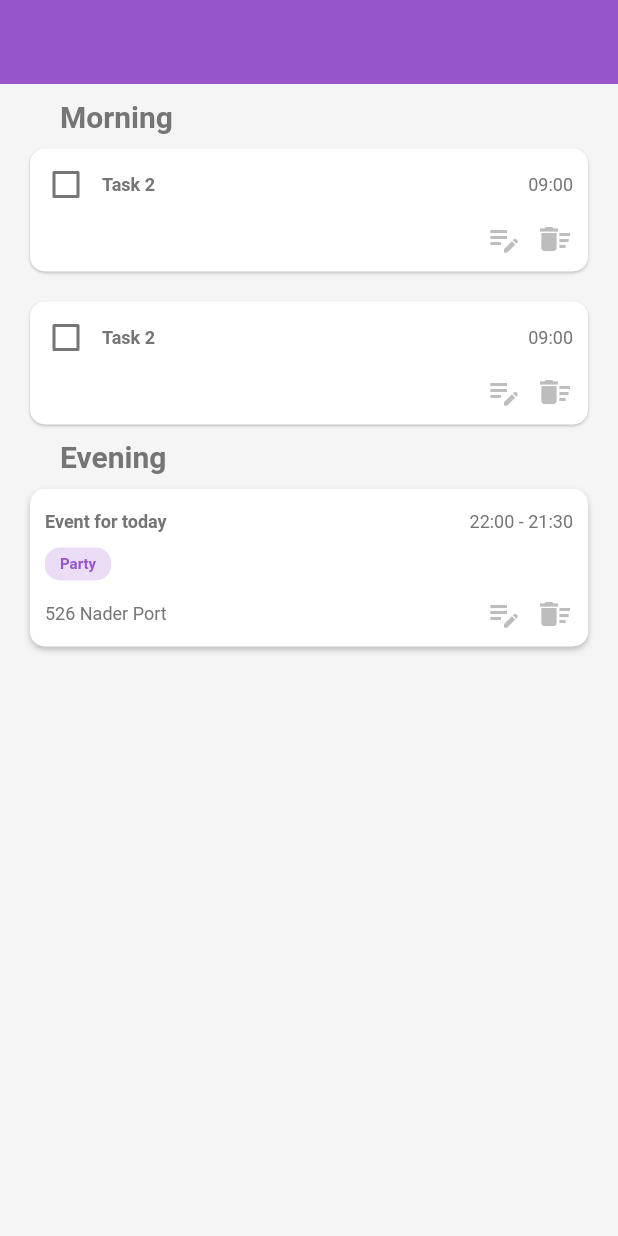
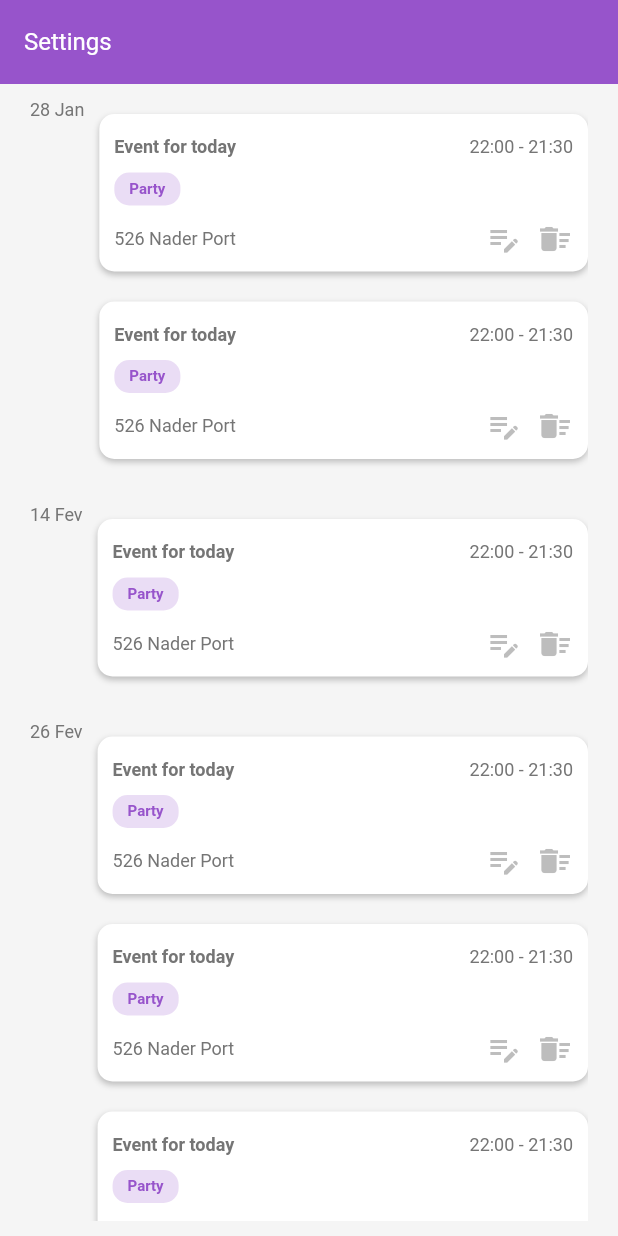
Before and after one commit to Khaniee/calendar_app, a Flutter app: the ScheduledScreen widget shown alone on an empty page, opened directly, on a phone screen of 412 x 824 dp. Run offline on Flutter 3.47's test engine with Material 2 defaults, Android fonts, the phone set to English and light mode, and no system bars; our stand-ins replace sqflite, table_calendar; accounts and stored records are empty.

Commit message:
add scheduled screen

```diff
--- a/lib/bottom_navbar_pages.dart
+++ b/lib/bottom_navbar_pages.dart
@@ -34,6 +34,7 @@ class _BottomNavBarPagesState extends State<BottomNavBarPages> {
       floatingActionButton: FloatingActionButton(
         onPressed: () {},
         child: Icon(Icons.add),
+        backgroundColor: AppColor.primary,
       ),
       floatingActionButtonLocation: FloatingActionButtonLocation.centerDocked,
       bottomNavigationBar: BottomAppBar(
--- a/lib/main.dart
+++ b/lib/main.dart
@@ -13,7 +13,7 @@ class MyApp extends StatelessWidget {
         debugShowCheckedModeBanner: false,
         title: 'Calendar App',
         theme: ThemeData(
-          primarySwatch: Colors.purple,
+          primarySwatch: Colors.deepPurple,
         ),
         home: const BottomNavBarPages());
   }
--- a/lib/screens/scheduled_screen.dart
+++ b/lib/screens/scheduled_screen.dart
@@ -10,38 +10,76 @@ class ScheduledScreen extends StatelessWidget {
   @override
   Widget build(BuildContext context) {
     return AppLayout(
-      title: "",
+      title: "Settings",
+      textColor: AppColor.white,
       appBarColor: AppColor.primary,
       child: Container(
+        padding: const EdgeInsets.symmetric(horizontal: 20, vertical: 10),
+        height: double.maxFinite,
+        child: SingleChildScrollView(
           child: Column(
             children: [
-            Container(
-              padding: const EdgeInsets.symmetric(horizontal: 20, vertical: 10),
-              child: Column(
+              Row(
                 crossAxisAlignment: CrossAxisAlignment.start,
                 children: [
-                    const Padding(
-                      padding: EdgeInsets.symmetric(horizontal: 20),
-                      child: AppText(
-                        "Morning",
-                        fontSize: AppFontSize.extraLarge,
-                        isBold: true,
+                  AppText("28 Jan"),
+                  const SizedBox(
+                    width: 10,
+                  ),
+                  Expanded(
+                    child: Column(
+                      children: [
+                        TodayEventCard(),
+                        TodayEventCard(),
+                      ],
                     ),
                   ),
-                    TaskCard(),
-                    TaskCard(),
-                    const Padding(
-                      padding: EdgeInsets.symmetric(horizontal: 20),
-                      child: AppText(
-                        "Evening",
-                        fontSize: AppFontSize.extraLarge,
-                        isBold: true,
+                ],
+              ),
+              const SizedBox(
+                height: 20,
+              ),
+              Row(
+                crossAxisAlignment: CrossAxisAlignment.start,
+                children: [
+                  AppText("14 Fev"),
+                  const SizedBox(
+                    width: 10,
+                  ),
+                  Expanded(
+                    child: Column(
+                      children: [
+                        TodayEventCard(),
+                      ],
                     ),
                   ),
+                ],
+              ),
+              const SizedBox(
+                height: 20,
+              ),
+              Row(
+                crossAxisAlignment: CrossAxisAlignment.start,
+                children: [
+                  AppText("26 Fev"),
+                  const SizedBox(
+                    width: 10,
+                  ),
+                  Expanded(
+                      child: Column(
+                    children: [
                       TodayEventCard(),
-                  ]),
+                      TodayEventCard(),
+                      TodayEventCard(),
+                    ],
+                  )),
+                ],
+              ),
+              const SizedBox(
+                height: 20,
               )
             ],
+          ),
         ),
       ),
     );
--- a/lib/screens/setting_screen.dart
+++ b/lib/screens/setting_screen.dart
@@ -10,8 +10,7 @@ class SettingScreen extends StatelessWidget {
   @override
   Widget build(BuildContext context) {
     return AppLayout(
-      title: "",
-      appBarColor: AppColor.primary,
+      showAppBar: false,
       child: Container(
         child: Column(
           children: [
```
Lines whose indentation alone changed are shown as unchanged.
